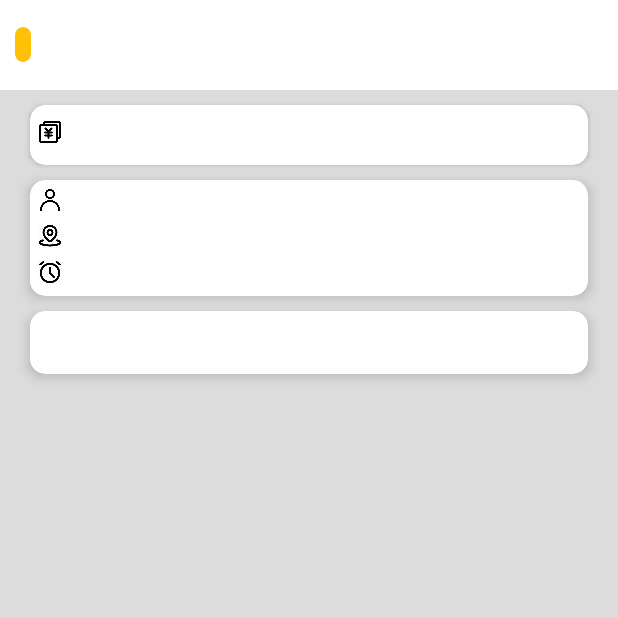
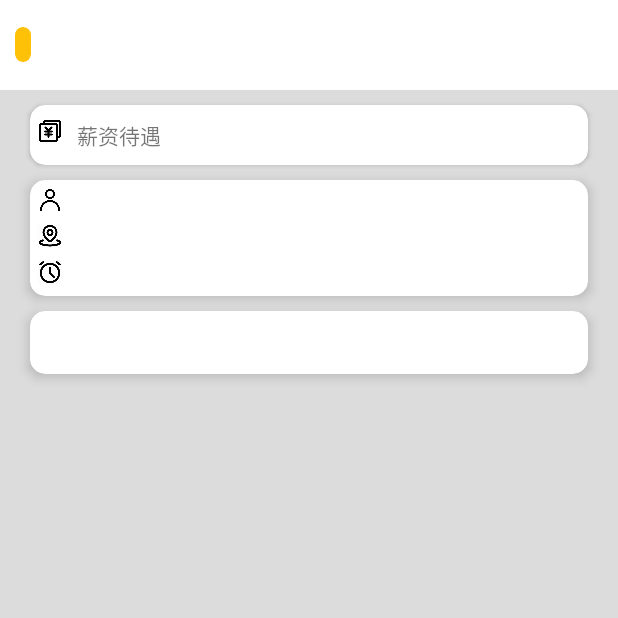
Before and after one commit to CDUESTC-JavaClub/JavaClub-Android, an Android app: the JobActivity screen opened directly, with no data from a screen before it, on a phone screen of 412 x 824 dp, the top half of it. Run offline under Robolectric (Android 15) with nearby library versions, the phone set to English and light mode, and no system bars; libraries missing offline, so code that uses them is left out: com.alibaba.fastjson; 12 statements that could not run were skipped.

Commit message:
添加商品发布加载页面

```diff
--- a/app/src/main/java/club/cduestc/ui/contest/sub/MyMarketActivity.kt
+++ b/app/src/main/java/club/cduestc/ui/contest/sub/MyMarketActivity.kt
@@ -82,6 +82,7 @@ class MyMarketActivity : AppCompatActivity() {
             "BUY"
         }
         NetManager.createTask{
+            runOnUiThread { AnimUtil.show(binding.marketMyLoading, 0f, 1f) }
             if(NetManager.createItem(binding.marketMyName.text.toString(), binding.marketMyDesc.text.toString(),
                 uploadUrls.toJSONString(), binding.marketMyQq.text.toString(), price, type)){
                 runOnUiThread {
--- a/app/src/main/res/layout/activity_job.xml
+++ b/app/src/main/res/layout/activity_job.xml
@@ -53,7 +53,8 @@
             <TextView
                 android:layout_marginStart="10dp"
                 android:layout_width="wrap_content"
-                android:layout_height="wrap_content" />
+                android:layout_height="wrap_content"
+                android:text="薪资待遇"/>
         </LinearLayout>
 
         <LinearLayout
```
